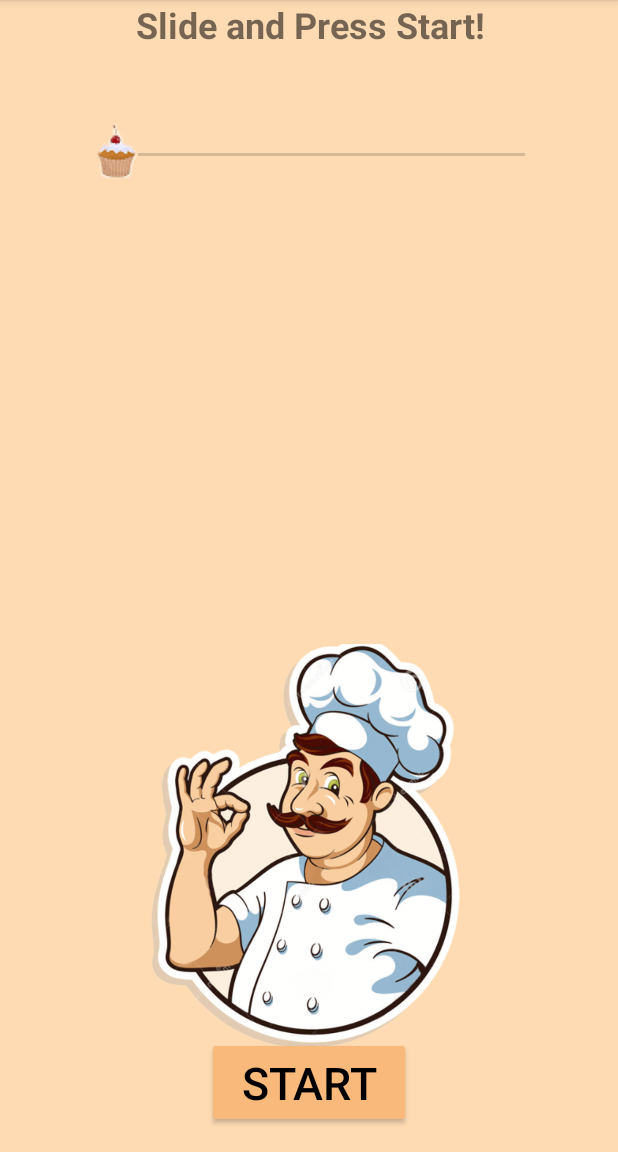
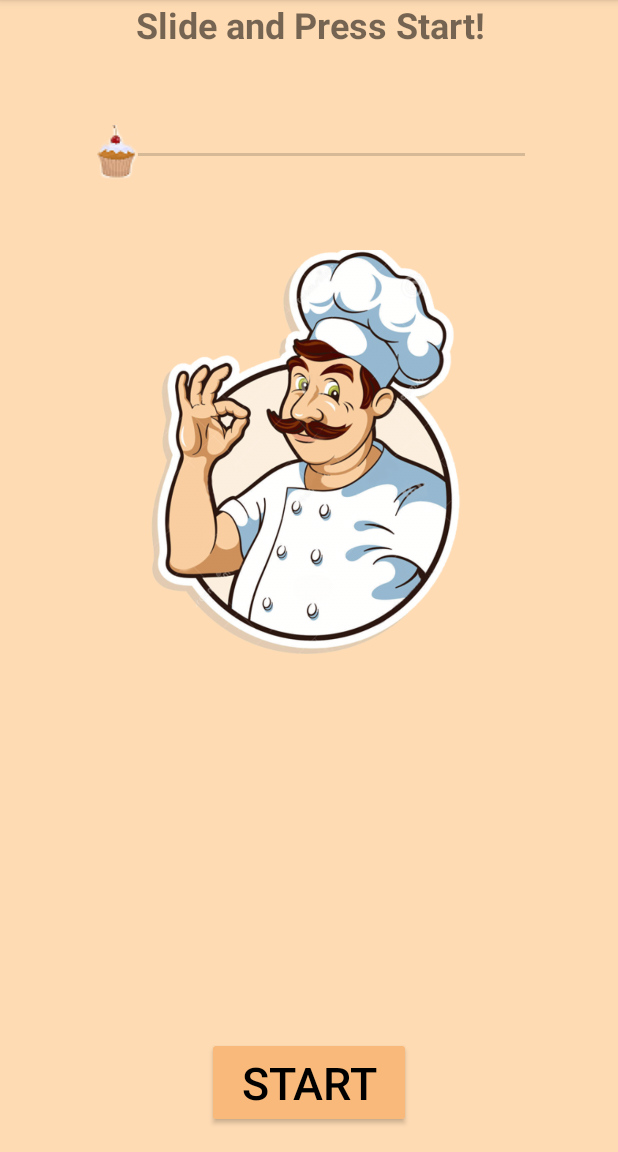
Before and after one commit to matutes/CookTimer, an Android app: the screen it shows after launch (MainActivity), on a phone screen of 412 x 824 dp, the part 84-1236 px from its top. Run offline under Robolectric (Android 15) with nearby library versions, the phone set to English and light mode, and no system bars.

Commit message:
now is ok first test

```diff
--- a/app/src/main/res/layout/activity_main.xml
+++ b/app/src/main/res/layout/activity_main.xml
@@ -10,14 +10,14 @@
     <ImageView
         android:id="@+id/imageView"
         android:layout_width="269dp"
-        android:layout_height="392dp"
+        android:layout_height="352dp"
         android:layout_marginBottom="8dp"
         app:layout_constraintBottom_toBottomOf="parent"
         app:layout_constraintHorizontal_bias="0.505"
         app:layout_constraintLeft_toLeftOf="parent"
         app:layout_constraintRight_toRightOf="parent"
         app:layout_constraintTop_toBottomOf="@+id/seekBar3"
-        app:layout_constraintVertical_bias="1.0"
+        app:layout_constraintVertical_bias="0.0"
         app:srcCompat="@drawable/ico512" />
 
     <TextView
```
